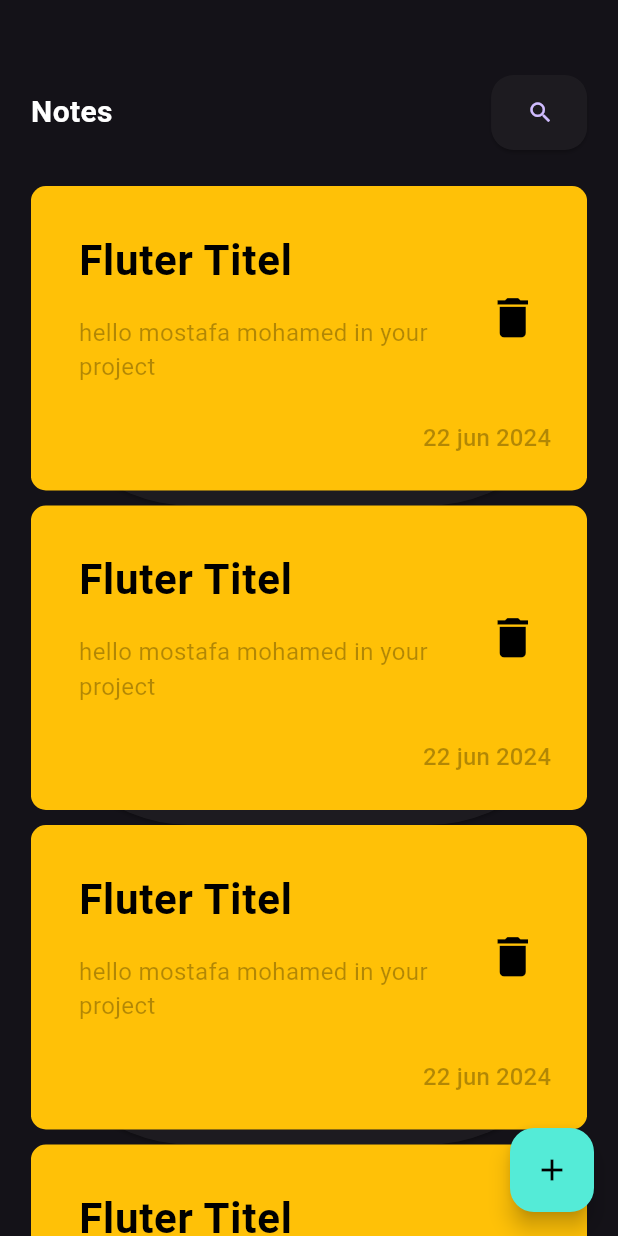
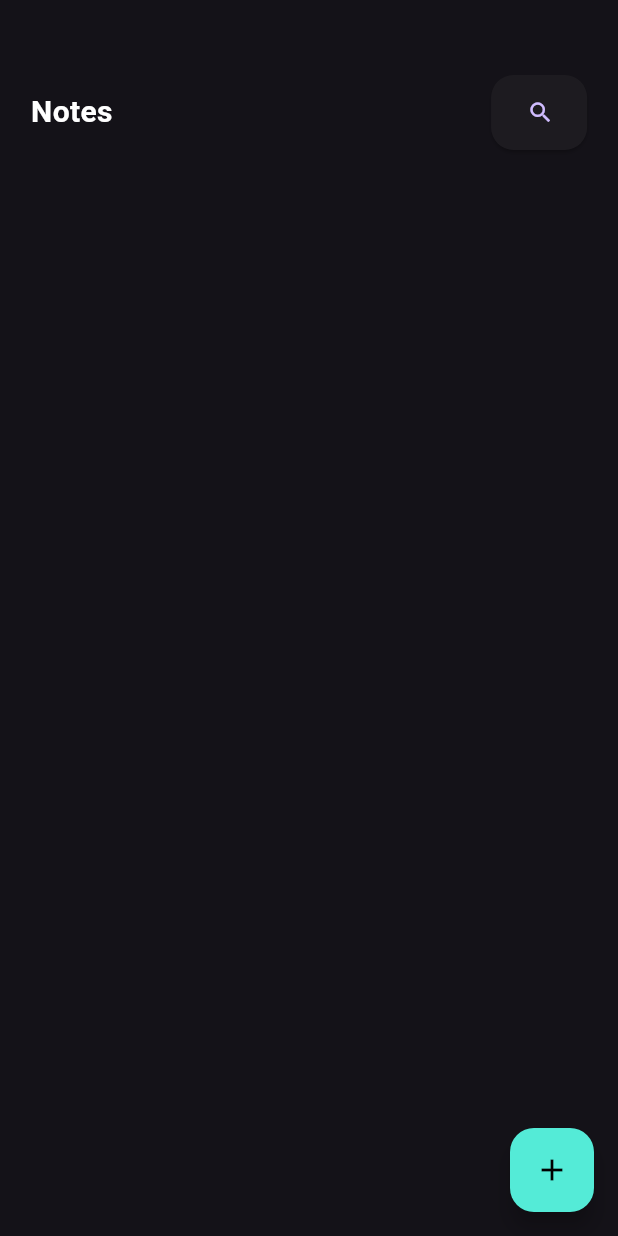
Before and after one commit to mostafa9011/notesApp, a Flutter app: the screen it shows after launch, on a phone screen of 412 x 824 dp. Run offline on Flutter 3.47's test engine with Material 3 defaults, Android fonts, the phone set to English and light mode, and no system bars; our stand-ins replace flutter_bloc, hive, hive_flutter; accounts and stored records are empty.

Commit message:
create notes cubit ,and trigger

```diff
--- /dev/null
+++ b/lib/cubits/notes_cubit/notes_cubit.dart
@@ -0,0 +1,18 @@
+import 'package:flutter_bloc/flutter_bloc.dart';
+import 'package:hive/hive.dart';
+import 'package:notes_app/cubits/notes_cubit/notes_state.dart';
+import 'package:notes_app/models/note_item_model.dart';
+import 'package:notes_app/widgets/constant.dart';
+
+class NotesCubit extends Cubit<NoteStates> {
+  NotesCubit(super.initialState);
+
+  List<NoteItemModel>? notes;
+
+  List<NoteItemModel> fichNotes() {
+    var noteBox = Hive.box<NoteItemModel>(kNotesBox);
+    notes = noteBox.values.toList();
+    emit(NoteInitState());
+    return notes!;
+  }
+}
--- /dev/null
+++ b/lib/cubits/notes_cubit/notes_state.dart
@@ -0,0 +1,4 @@
+
+abstract class NoteStates {}
+
+class NoteInitState extends NoteStates {}
--- a/lib/views/notes_view.dart
+++ b/lib/views/notes_view.dart
@@ -1,4 +1,7 @@
 import 'package:flutter/material.dart';
+import 'package:flutter_bloc/flutter_bloc.dart';
+import 'package:notes_app/cubits/notes_cubit/notes_cubit.dart';
+import 'package:notes_app/cubits/notes_cubit/notes_state.dart';
 import 'package:notes_app/widgets/floating_action_button.dart';
 import 'package:notes_app/widgets/notes_body.dart';
 
@@ -8,9 +11,12 @@ class NotesView extends StatelessWidget {
 
   @override
   Widget build(BuildContext context) {
-    return const Scaffold(
-      floatingActionButton: FloatingButton(),
-      body: NotesBody(),
+    return BlocProvider(
+      create: (context) => NotesCubit(NoteInitState()),
+      child: const Scaffold(
+        floatingActionButton: FloatingButton(),
+        body: NotesBody(),
+      ),
     );
   }
 }
--- a/lib/widgets/custom_notes_item.dart
+++ b/lib/widgets/custom_notes_item.dart
@@ -1,10 +1,13 @@
 import 'package:flutter/material.dart';
+import 'package:notes_app/models/note_item_model.dart';
 import 'package:notes_app/views/edit_note_view.dart';
 
 class CustomNoteItem extends StatelessWidget {
   const CustomNoteItem({
     super.key,
+    required this.note,
   });
+  final NoteItemModel note;
 
   @override
   Widget build(BuildContext context) {
@@ -19,16 +22,16 @@ class CustomNoteItem extends StatelessWidget {
           padding: const EdgeInsets.only(left: 16, top: 20, bottom: 24),
           margin: const EdgeInsets.only(bottom: 10),
           decoration: BoxDecoration(
-            color: Colors.amber,
+            color: Color(note.color),
             borderRadius: BorderRadius.circular(10),
           ),
           child: Column(
             crossAxisAlignment: CrossAxisAlignment.end,
             children: [
               ListTile(
-                title: const Text(
-                  'Fluter Titel',
-                  style: TextStyle(
+                title: Text(
+                  note.title,
+                  style: const TextStyle(
                     color: Colors.black,
                     fontSize: 28,
                     fontWeight: FontWeight.bold,
@@ -37,7 +40,7 @@ class CustomNoteItem extends StatelessWidget {
                 subtitle: Padding(
                   padding: const EdgeInsets.symmetric(vertical: 16),
                   child: Text(
-                    'hello mostafa mohamed in your project',
+                    note.subtitle,
                     style: TextStyle(
                       color: Colors.black.withOpacity(0.3),
                       fontSize: 16,
@@ -56,7 +59,7 @@ class CustomNoteItem extends StatelessWidget {
               Padding(
                 padding: const EdgeInsets.only(right: 24),
                 child: Text(
-                  '22 jun 2024',
+                  note.date,
                   style: TextStyle(
                     color: Colors.black.withOpacity(0.3),
                     fontSize: 16,
--- a/lib/widgets/form_sheet.dart
+++ b/lib/widgets/form_sheet.dart
@@ -1,6 +1,7 @@
 import 'dart:developer';
 import 'package:flutter/material.dart';
 import 'package:flutter_bloc/flutter_bloc.dart';
+import 'package:intl/intl.dart';
 import 'package:notes_app/cubits/add_note_cubit/add_note_cubit.dart';
 import 'package:notes_app/cubits/add_note_cubit/add_note_states.dart';
 import 'package:notes_app/models/note_item_model.dart';
@@ -55,11 +56,14 @@ class _FormSheetState extends State<FormSheet> {
                 text: 'Add',
                 onPressed: () {
                   if (formKey.currentState!.validate()) {
+                    DateTime currenDate = DateTime.now();
+                    var formatedCurrenDate =
+                        DateFormat.yMMMMEEEEd().format(currenDate);
                     formKey.currentState!.save();
                     NoteItemModel note = NoteItemModel(
                       title: title!,
                       subtitle: subTitle!,
-                      date: DateTime.now().toString(),
+                      date: formatedCurrenDate,
                       color: Colors.blue.value,
                     );
                     BlocProvider.of<AddNoteCubit>(context).addNote(note);
--- a/lib/widgets/notes_item_listview.dart
+++ b/lib/widgets/notes_item_listview.dart
@@ -1,4 +1,8 @@
 import 'package:flutter/material.dart';
+import 'package:flutter_bloc/flutter_bloc.dart';
+import 'package:notes_app/cubits/notes_cubit/notes_cubit.dart';
+import 'package:notes_app/cubits/notes_cubit/notes_state.dart';
+import 'package:notes_app/models/note_item_model.dart';
 import 'package:notes_app/widgets/custom_notes_item.dart';
 
 class NotesItemListView extends StatelessWidget {
@@ -6,14 +10,20 @@ class NotesItemListView extends StatelessWidget {
 
   @override
   Widget build(BuildContext context) {
+    List<NoteItemModel> notes =
+        BlocProvider.of<NotesCubit>(context).fichNotes();
+    return BlocBuilder<NotesCubit, NoteStates>(
+      builder: (context, state) {
         return Expanded(
           child: ListView.builder(
             padding: EdgeInsets.zero,
-        itemCount: 5,
+            itemCount: notes.length,
             itemBuilder: (context, index) {
-          return const CustomNoteItem();
+              return  CustomNoteItem(note:notes[index] );
             },
           ),
         );
+      },
+    );
   }
 }
--- a/pubspec.yaml
+++ b/pubspec.yaml
@@ -34,6 +34,7 @@ dependencies:
   flutter_bloc: ^8.1.4
   hive: ^2.2.3
   hive_flutter: ^1.1.0
+  intl: ^0.19.0
 
 dev_dependencies:
   build_runner: ^2.4.8
```
Also changed, not shown: pubspec.lock. Lines whose indentation alone changed are shown as unchanged.
